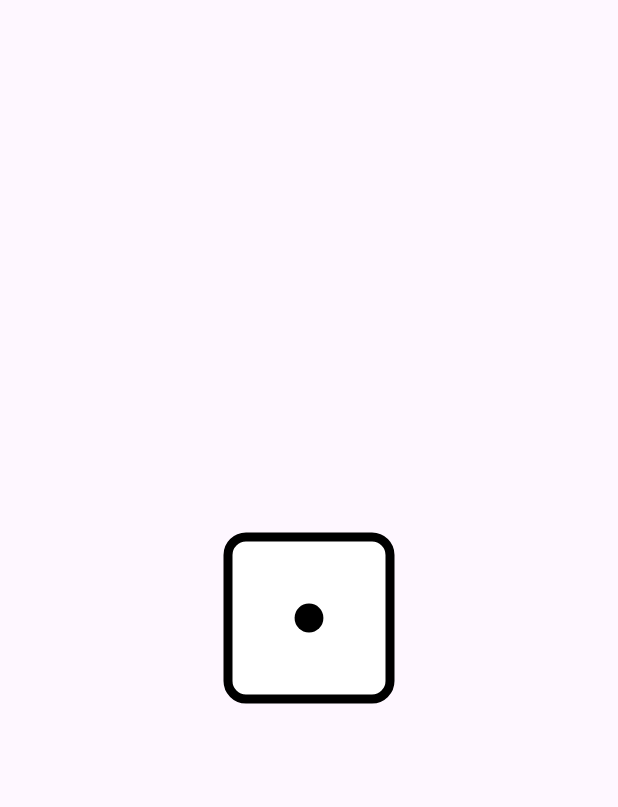
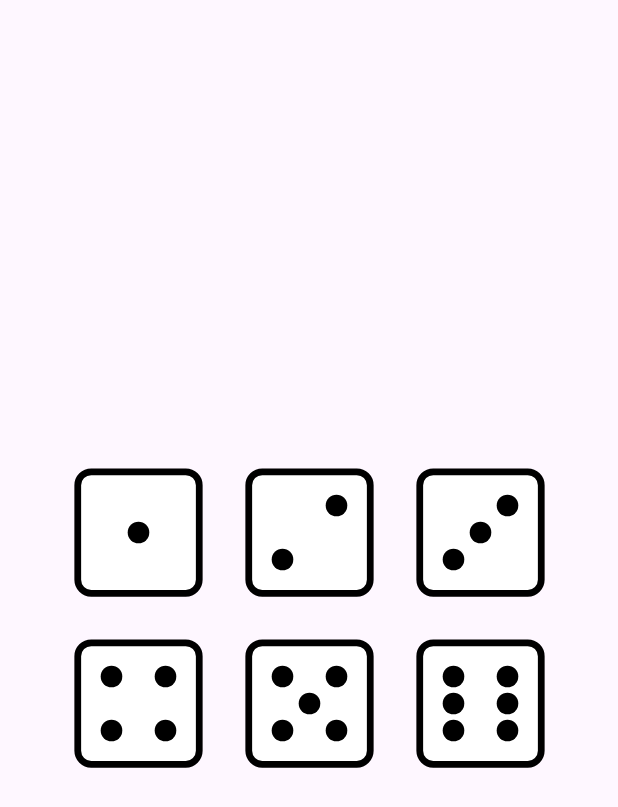
Before and after one commit to jonatanwestling/Thirty, an Android app: the screen it shows after launch (MainActivity), on a phone screen of 412 x 824 dp. Shown: the top 807 px of the screen. Run offline under Robolectric (Android 15) with nearby library versions, the phone set to English and light mode, and no system bars.

Commit message:
Feat: placed out the dice in grid

```diff
--- a/app/src/main/res/layout/activity_main.xml
+++ b/app/src/main/res/layout/activity_main.xml
@@ -7,15 +7,55 @@
     android:layout_height="match_parent"
     tools:context=".MainActivity">
 
-    <ImageView
-        android:id="@+id/die1Image"
-        android:layout_width="120dp"
-        android:layout_height="120dp"
-        android:src="@drawable/die_1"
-        android:contentDescription="@string/die_face_1"
+    <GridLayout
+        android:id="@+id/diceGrid"
+        android:layout_width="wrap_content"
+        android:layout_height="wrap_content"
+        android:alignmentMode="alignMargins"
+        android:columnCount="3"
+        android:rowCount="2"
+        android:useDefaultMargins="true"
         app:layout_constraintTop_toTopOf="parent"
         app:layout_constraintBottom_toBottomOf="parent"
         app:layout_constraintStart_toStartOf="parent"
-        app:layout_constraintEnd_toEndOf="parent" />
+        app:layout_constraintEnd_toEndOf="parent">
+
+        <ImageView
+            android:id="@+id/die1Image"
+            style="@style/DieImageStyle"
+            android:src="@drawable/die_1"
+            android:contentDescription="@string/die_face_1" />
+
+        <ImageView
+            android:id="@+id/die2Image"
+            style="@style/DieImageStyle"
+            android:src="@drawable/die_2"
+            android:contentDescription="@string/die_face_1" />
+
+        <ImageView
+            android:id="@+id/die3Image"
+            style="@style/DieImageStyle"
+            android:src="@drawable/die_3"
+            android:contentDescription="@string/die_face_1" />
+
+        <ImageView
+            android:id="@+id/die4Image"
+            style="@style/DieImageStyle"
+            android:src="@drawable/die_4"
+            android:contentDescription="@string/die_face_1" />
+
+        <ImageView
+            android:id="@+id/die5Image"
+            style="@style/DieImageStyle"
+            android:src="@drawable/die_5"
+            android:contentDescription="@string/die_face_1" />
+
+        <ImageView
+            android:id="@+id/die6Image"
+            style="@style/DieImageStyle"
+            android:src="@drawable/die_6"
+            android:contentDescription="@string/die_face_1" />
+
+         </GridLayout>
 
 </androidx.constraintlayout.widget.ConstraintLayout>
--- /dev/null
+++ b/app/src/main/res/values/styles.xml
@@ -0,0 +1,8 @@
+<?xml version="1.0" encoding="utf-8"?>
+<resources>
+    <style name="DieImageStyle">
+        <item name="android:layout_width">90dp</item>
+        <item name="android:layout_height">90dp</item>
+        <item name="android:layout_margin">12dp</item>
+    </style>
+</resources>
```
